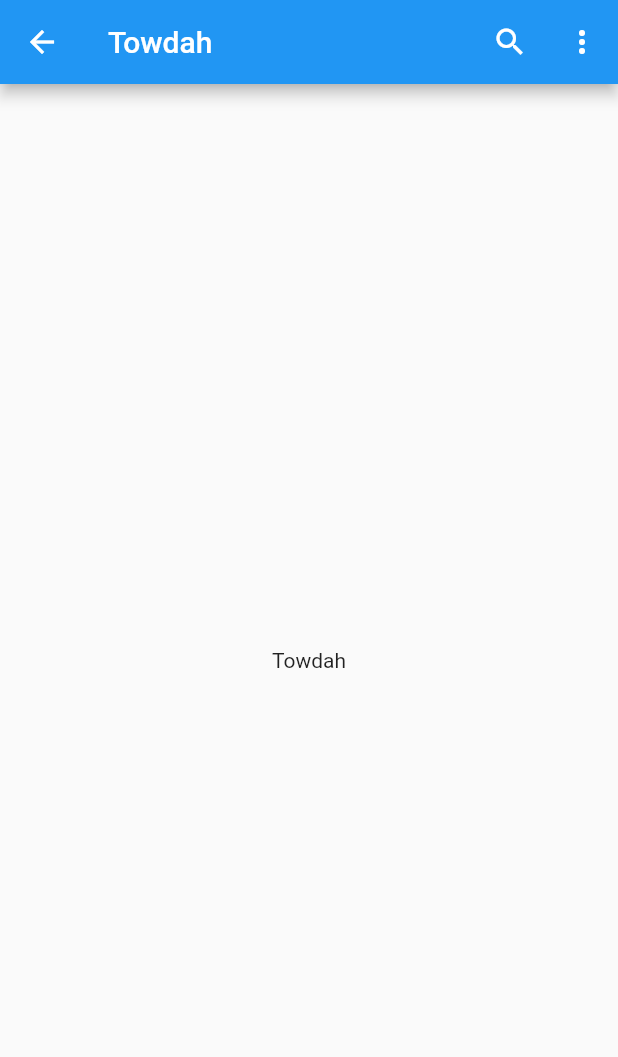
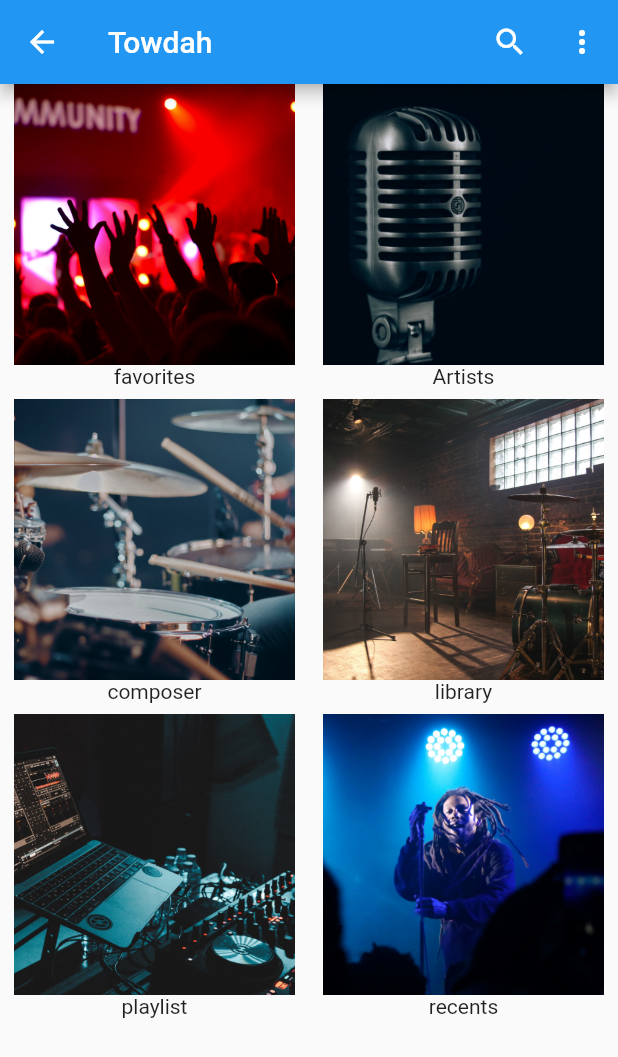
Before and after one commit to Mmialla/TOWDAH, a Flutter app: the ScaffoldExample screen opened directly, on a phone screen of 412 x 824 dp. Shown: the top 1057 px of the screen. Run offline on Flutter 3.47's test engine with Material 2 defaults, Android fonts, the phone set to English and light mode, and no system bars.

Commit message:
merge with playlist

```diff
--- a/lib/pages/home.dart
+++ b/lib/pages/home.dart
@@ -1,73 +1,156 @@
 import 'package:flutter/cupertino.dart';
 import 'package:flutter/material.dart';
 
-
-
 class ScaffoldExample extends StatelessWidget {
-  meshy_(){
+  meshy_() {
     debugPrint("soon you'll be able to search for cool songs");
   }
+
   @override
   Widget build(BuildContext context) {
     return Scaffold(
       appBar: AppBar(
-        title: Text('Towdah'),
-        centerTitle: false,
+        title: Text("Towdah"),
         actions: [
-
-          IconButton(icon: Icon(Icons.search), onPressed: meshy_),
-          IconButton(icon: Icon(Icons.more_vert),
-            onPressed: () =>debugPrint('more options coming soon!'),
+          IconButton(icon: Icon(Icons.search), onPressed: () {}),
+          IconButton(
+            icon: Icon(Icons.more_vert),
+            onPressed: () => debugPrint('more options coming soon!'),
           ),
         ],
-
       ),
-
-
-
-      body: Container(
-        alignment: Alignment.center,
-          child: Column(
-            mainAxisAlignment: MainAxisAlignment.center,
+      body: GridView.count(
+        crossAxisCount: 2,
+        crossAxisSpacing: 0,
+        mainAxisSpacing: 4,
+        children: [
+          Column(
             children: [
-              CustomButton()
-
+              // FlatButton(
+              //   child: ,
+              //   onPressed: (){},
+              // )
+              Expanded(flex: 10, child: Image.asset('assets/Favorites.jpg')),
+              Expanded(child: Text('favorites')),
             ],
           ),
+
+          Column(
+            children: [
+              // FlatButton(
+              //   child: ,
+              //   onPressed: (){},
+              // )
+              Expanded(flex: 10, child: Image.asset('assets/Artists.jpg')),
+              Expanded(child: Text('Artists')),
+            ],
+          ),
+
+          Column(
+            children: [
+              // FlatButton(
+              //   child: ,
+              //   onPressed: (){},
+              // )
+              Expanded(flex: 10, child: Image.asset('assets/Composer.jpg')),
+              Expanded(child: Text('composer')),
+            ],
+          ),
+
+          Column(
+            children: [
+              // FlatButton(
+              //   child: ,
+              //   onPressed: (){},
+              // )
+              Expanded(flex: 10, child: Image.asset('assets/Library.jpg')),
+              Expanded(child: Text('library')),
+            ],
+          ),
+
+          Column(
+            children: [
+              // FlatButton(
+              //   child: ,
+              //   onPressed: (){},
+              // )
+              Expanded(flex: 10, child: Image.asset('assets/Playlist.jpg')),
+              Expanded(child: Text('playlist')),
+            ],
+          ),
+
+          Column(
+            children: [
+              // FlatButton(
+              //   child: ,
+              //   onPressed: (){},
+              // )
+              Expanded(flex: 10, child: Image.asset('assets/Recents.jpg')),
+              Expanded(child: Text('recents')),
+            ],
+          ),
+          // Image.asset('assets/Artists.jpg'),
+          // Image.asset('assets/Library.jpg'),
+          // Image.asset('assets/Recents.jpg'),
+          // Image.asset('assets/Composer.jpg'),
+        ],
       ),
     );
+    // appBar: AppBar(
+    //   title: Text('Towdah'),
+    //   centerTitle: false,
+    //   actions: [
+    //
+    //     IconButton(icon: Icon(Icons.search), onPressed: meshy_),
+    //     IconButton(icon: Icon(Icons.more_vert),
+    //       onPressed: () =>debugPrint('more options coming soon!'),
+    //     ),
+    //   ],
+    //
+    // ),
+    //
+    //
+    //
+    // body: Container(
+    //   alignment: Alignment.center,
+    //     child: Column(
+    //       mainAxisAlignment: MainAxisAlignment.center,
+    //       children: [
+    //         CustomButton()
+    //
+    //       ],
+    //     ),
+    // ),
+    // );
   }
 }
-
-
 
 class CustomButton extends StatelessWidget {
   @override
   Widget build(BuildContext context) {
     return GestureDetector(
       onTap: () {
-        final snackBar = SnackBar(content:Text('Where Gospel Breathes'),);
+        final snackBar = SnackBar(
+          content: Text('Where Gospel Breathes'),
+        );
         Scaffold.of(context).showSnackBar(snackBar);
       },
-
       child: Container(
         padding: EdgeInsets.all(10.0),
-        decoration: BoxDecoration(
-                borderRadius:BorderRadius.circular(8.0)
-            ),
+        decoration: BoxDecoration(borderRadius: BorderRadius.circular(8.0)),
         child: Text('Towdah'),
-        ),
+      ),
     );
   }
 }
-
 
 class Home extends StatelessWidget {
   @override
   Widget build(BuildContext context) {
     return Center(
-        child: Text('hello Flutter!',
-          textDirection: TextDirection.ltr,)
-    );
+        child: Text(
+      'hello Flutter!',
+      textDirection: TextDirection.ltr,
+    ));
   }
 }
```
Also changed, not shown: lib/main.dart (+10 -117 lines).
